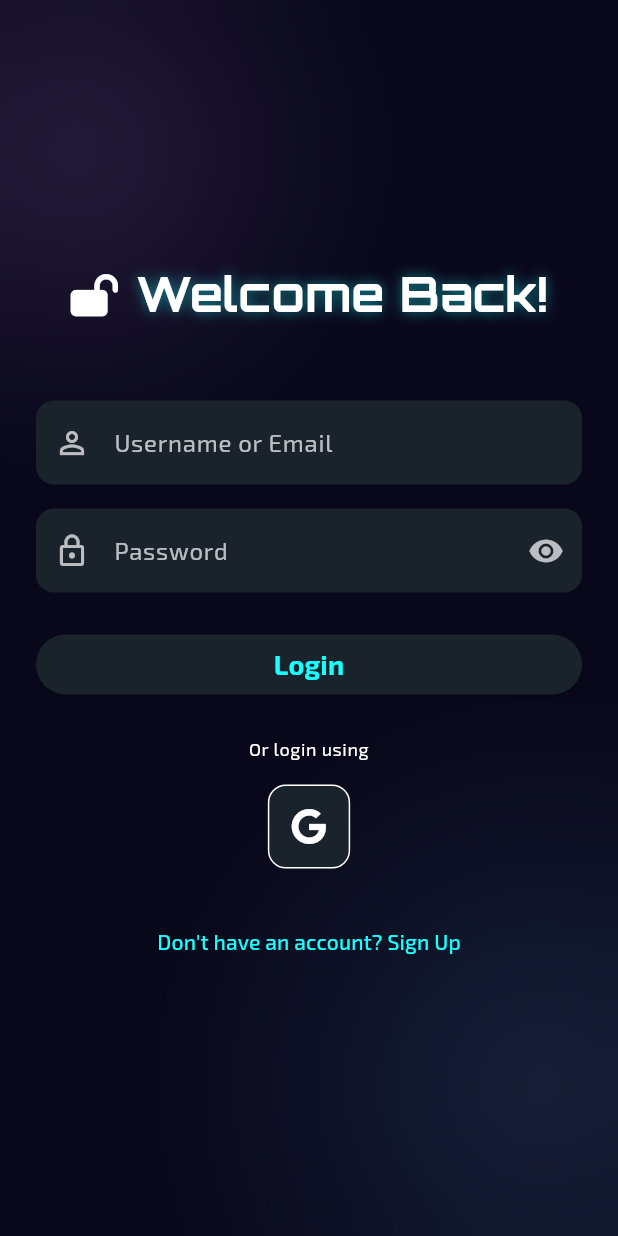
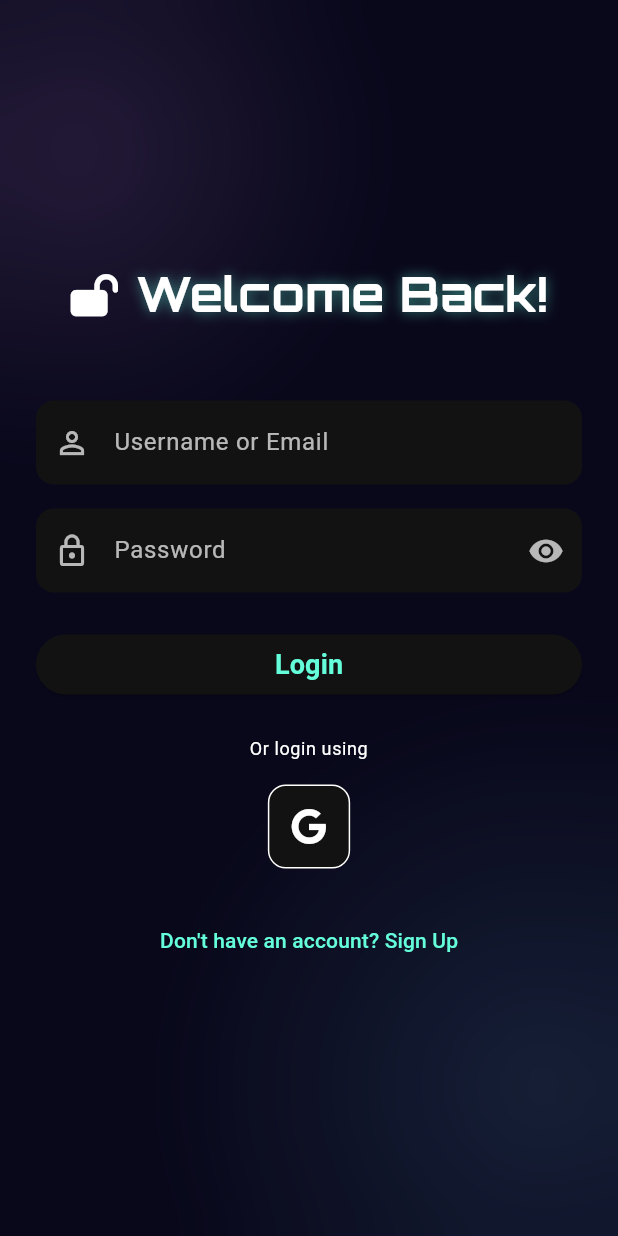
Before and after one commit to vaishnavijohari/Flutter-2.0, a Flutter app: the screen it shows after launch, on a phone screen of 412 x 824 dp. Run offline on Flutter 3.47's test engine with Material 3 defaults, Android fonts, the phone set to English and light mode, and no system bars; our stand-ins replace carousel_slider, cloud_firestore, connectivity_plus, firebase_auth, firebase_core, fl_chart and 7 more; accounts and stored records are empty.

Commit message:
Revert "Update app_theme.dart from New-UI branch"
This reverts commit c1998832dce338a5afc108b4ad3f2ac0e7fd3555.

```diff
--- a/lib/core/theme/app_theme.dart
+++ b/lib/core/theme/app_theme.dart
@@ -1,61 +1,39 @@
 // lib/core/theme/app_theme.dart
 
 import 'package:flutter/material.dart';
-import 'package:google_fonts/google_fonts.dart';
 
 class AppTheme {
-  // --- NEW: A reusable gradient for the entire app ---
-  static const appBackgroundGradient = LinearGradient(
-    colors: [Color(0xFF2C3E50), Color(0xFF000000)],
-    begin: Alignment.topCenter,
-    end: Alignment.bottomCenter,
-  );
-
-  // --- MODIFIED: The light theme is kept clean and simple ---
   static final ThemeData lightTheme = ThemeData(
     brightness: Brightness.light,
+    primarySwatch: Colors.teal,
     scaffoldBackgroundColor: const Color(0xFFF5F5F5),
-    fontFamily: GoogleFonts.exo2().fontFamily,
-    appBarTheme: AppBarTheme(
+    fontFamily: 'Roboto',
+    appBarTheme: const AppBarTheme(
       backgroundColor: Colors.white,
       foregroundColor: Colors.black,
       elevation: 1,
-      titleTextStyle: GoogleFonts.orbitron(
-        color: Colors.black,
-        fontWeight: FontWeight.bold,
-      ),
     ),
     cardColor: Colors.white,
     colorScheme: const ColorScheme.light(
-      primary: Color(0xFF009688), // Teal
-      secondary: Color(0xFFf50057), // Pink accent
-      surface: Color(0xFFFFFFFF),
-      onSurface: Colors.black87,
+      primary: Colors.teal,
+      secondary: Colors.amber,
     ),
   );
 
-  // --- MODIFIED: The dark theme now embodies the "gaming" aesthetic ---
   static final ThemeData darkTheme = ThemeData(
     brightness: Brightness.dark,
-    // This is the key: make the default scaffold background transparent
-    scaffoldBackgroundColor: Colors.transparent,
-    fontFamily: GoogleFonts.exo2().fontFamily,
+    primarySwatch: Colors.teal,
+    scaffoldBackgroundColor: Colors.black,
+    fontFamily: 'Roboto',
     appBarTheme: AppBarTheme(
-      // App bars are also transparent to let the gradient show through
-      backgroundColor: Colors.transparent,
+      backgroundColor: Colors.grey[900],
       elevation: 0,
-      titleTextStyle: GoogleFonts.orbitron(
-        color: Colors.white,
-        fontWeight: FontWeight.bold,
-      ),
-      iconTheme: const IconThemeData(color: Colors.white),
     ),
-    cardColor: Colors.white.withAlpha(15), // Very subtle, translucent cards
+    cardColor: Colors.grey[850],
     colorScheme: const ColorScheme.dark(
-      primary: Colors.cyanAccent,
-      secondary: Color(0xFFf50057), // Pink accent
-      surface: Color(0xFF1A222C), // Dark surface for dialogs, etc.
-      onSurface: Colors.white,
+      primary: Colors.tealAccent,
+      secondary: Colors.amber,
+      surface: Color(0xFF121212),
     ),
   );
 }
```
